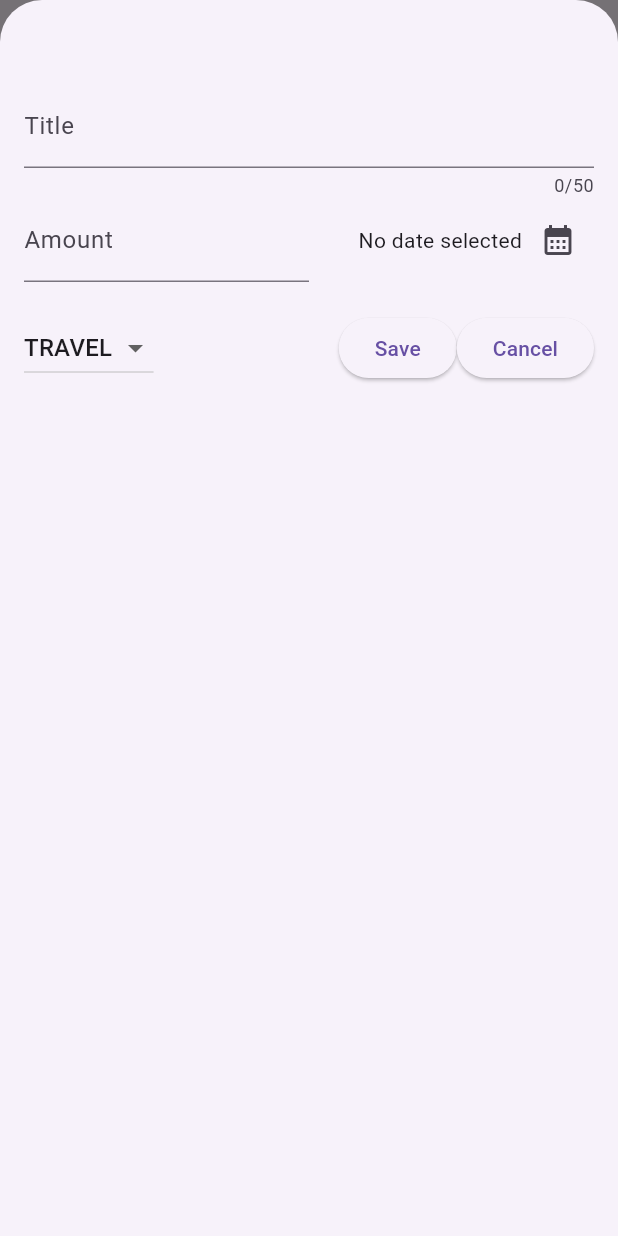
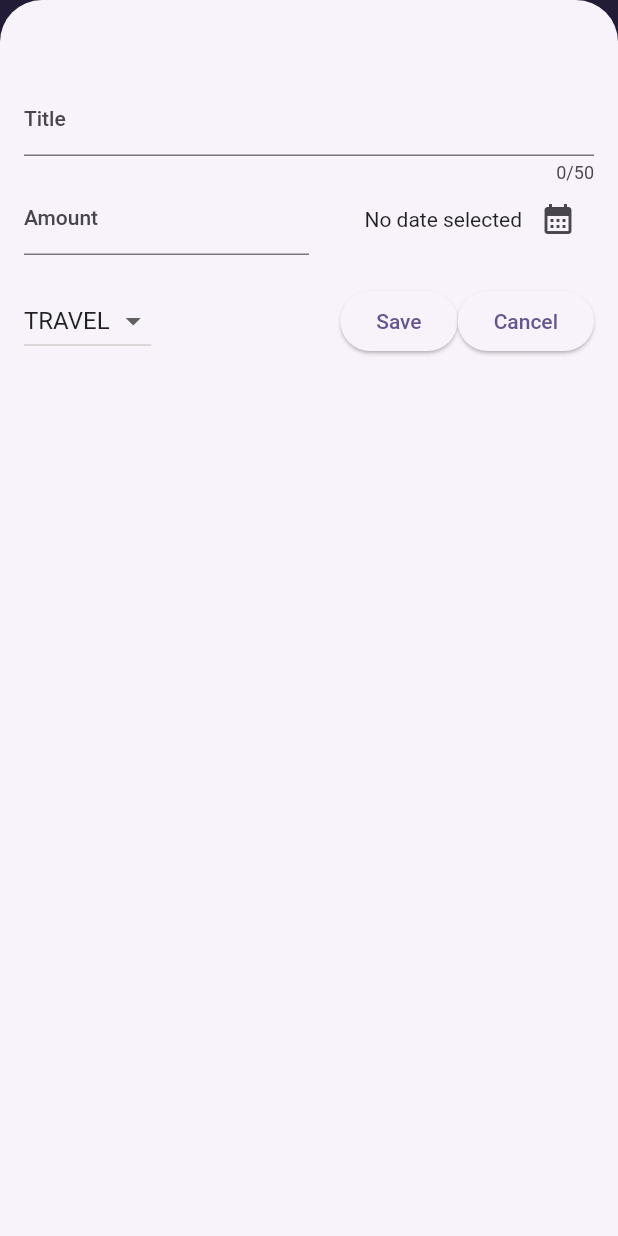
Before and after one commit to satyajeetmanu/expense_tracker, a Flutter app: the screen it shows after launch, after a tap on the "add" icon, on a phone screen of 412 x 824 dp. Run offline on Flutter 3.47's test engine with Material 2 defaults, Android fonts, the phone set to English and light mode, and no system bars.

Commit message:
added a color scheme

```diff
--- a/lib/main.dart
+++ b/lib/main.dart
@@ -1,10 +1,18 @@
 import 'package:expense_tracker/widgets/expenses.dart';
 import 'package:flutter/material.dart';
 
+var kColorScheme =
+    ColorScheme.fromSeed(seedColor: const Color.fromARGB(255, 96, 59, 181));
 void main() {
   runApp(
     MaterialApp(
-      theme: ThemeData(useMaterial3: true),
+      theme: ThemeData().copyWith(
+        useMaterial3: true,
+        colorScheme: kColorScheme,
+        appBarTheme: AppBarTheme(
+            backgroundColor: kColorScheme.onPrimaryContainer,
+            foregroundColor: kColorScheme.primaryContainer),
+      ),
       home: const Expenses(),
     ),
   );
--- a/notes.txt
+++ b/notes.txt
@@ -11,3 +11,8 @@
 
 > context: contains metadata information related to the widget and very importantly the widget's
 position in the overall UI's widget tree.
+
+> Use ThemeData().copyWith(...) (creates a copy of the default theme set by flutter and we override only some
+    selected aspects) instead of ThemeData(...) (which creates a theme from scratch and we have to override
+    every detail).
+> Theming allows us to change the appearance of widgets at one central place.
```
